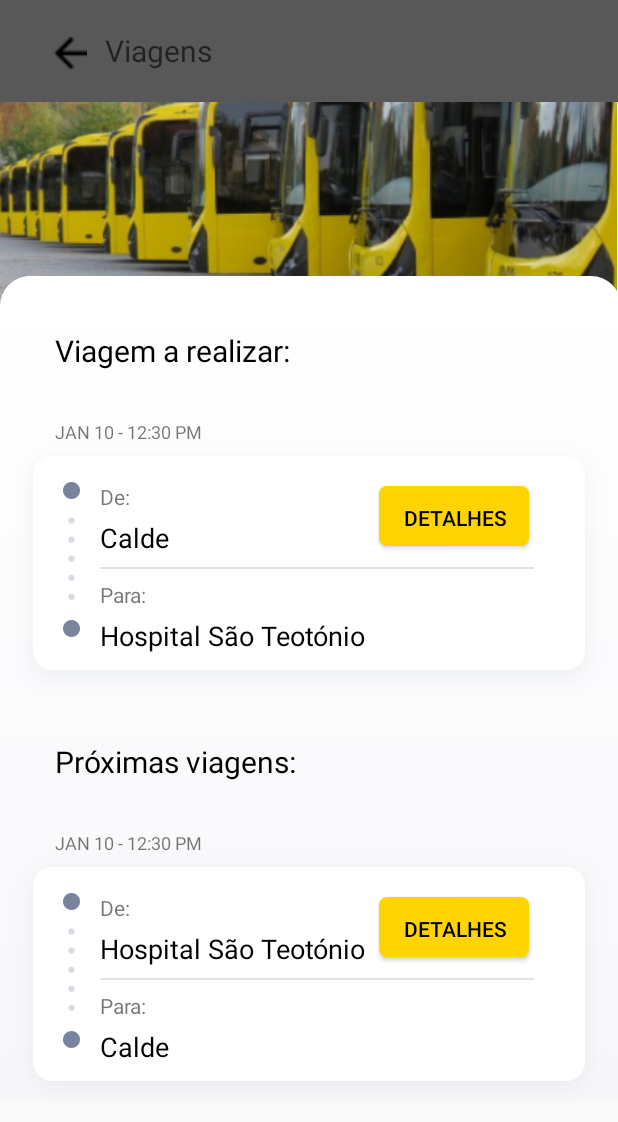
After one commit to Karbust/DRT, an Android app: the Viagens2 screen opened directly, with no data from a screen before it, on a phone screen of 412 x 824 dp. The commit adds this screen. Shown: the top 1122 px of the screen. Run offline under Robolectric (Android 15) with nearby library versions, the phone set to English and light mode, and no system bars.

Commit message:
28/06 16:47

```diff
--- a/TrabalhoFinal2/app/src/main/AndroidManifest.xml
+++ b/TrabalhoFinal2/app/src/main/AndroidManifest.xml
@@ -24,7 +24,8 @@
         android:supportsRtl="true"
         android:theme="@style/AppTheme"
         android:usesCleartextTraffic="true">
-        <activity android:name=".Activities.Estatistica"></activity>
+        <activity android:name=".Viagens2"></activity>
+        <activity android:name=".Activities.Estatistica" />
         <activity android:name=".Activities.Ajuda" />
         <activity android:name=".Activities.Notificacoes" />
 
--- /dev/null
+++ b/TrabalhoFinal2/app/src/main/java/com/example/trabalhofinal/Viagens2.java
@@ -0,0 +1,14 @@
+package com.example.trabalhofinal;
+
+import androidx.appcompat.app.AppCompatActivity;
+
+import android.os.Bundle;
+
+public class Viagens2 extends AppCompatActivity {
+
+    @Override
+    protected void onCreate(Bundle savedInstanceState) {
+        super.onCreate(savedInstanceState);
+        setContentView(R.layout.activity_viagens2);
+    }
+}
--- a/TrabalhoFinal2/app/src/main/res/layout/activity_home.xml
+++ b/TrabalhoFinal2/app/src/main/res/layout/activity_home.xml
@@ -77,8 +77,8 @@
         android:id="@+id/imageView8"
         android:layout_width="wrap_content"
         android:layout_height="wrap_content"
-        android:layout_marginStart="52dp"
-        android:layout_marginTop="65dp"
+        android:layout_marginStart="36dp"
+        android:layout_marginTop="55dp"
         app:layout_constraintStart_toStartOf="parent"
         app:layout_constraintTop_toBottomOf="@+id/imageView11"
         app:srcCompat="@drawable/bussula" />
@@ -88,8 +88,8 @@
         style="@style/perfil"
         android:layout_width="wrap_content"
         android:layout_height="wrap_content"
-        android:layout_marginStart="24dp"
-        android:layout_marginTop="48dp"
+        android:layout_marginStart="4dp"
+        android:layout_marginTop="40dp"
         android:text="Histórico Viagens"
         app:layout_constraintStart_toEndOf="@+id/imageView8"
         app:layout_constraintTop_toBottomOf="@+id/textView10" />
@@ -98,8 +98,8 @@
         android:id="@+id/imageView7"
         android:layout_width="wrap_content"
         android:layout_height="wrap_content"
-        android:layout_marginTop="50dp"
-        android:layout_marginEnd="23dp"
+        android:layout_marginTop="52dp"
+        android:layout_marginEnd="4dp"
         app:layout_constraintEnd_toStartOf="@+id/perfil"
         app:layout_constraintTop_toBottomOf="@+id/imageView6"
         app:srcCompat="@drawable/boneco" />
@@ -109,7 +109,7 @@
         style="@style/perfil"
         android:layout_width="wrap_content"
         android:layout_height="wrap_content"
-        android:layout_marginStart="24dp"
+        android:layout_marginStart="4dp"
         android:layout_marginTop="48dp"
         android:text="Marcar Viagem"
         app:layout_constraintStart_toEndOf="@+id/imageView6"
@@ -130,8 +130,8 @@
         android:id="@+id/imageView6"
         android:layout_width="17dp"
         android:layout_height="wrap_content"
-        android:layout_marginStart="52dp"
-        android:layout_marginTop="58dp"
+        android:layout_marginStart="36dp"
+        android:layout_marginTop="55dp"
         app:layout_constraintStart_toStartOf="parent"
         app:layout_constraintTop_toBottomOf="@+id/imageView8"
         app:srcCompat="@drawable/agenda" />
@@ -140,11 +140,9 @@
         android:id="@+id/imageView11"
         android:layout_width="wrap_content"
         android:layout_height="wrap_content"
-        android:layout_marginStart="52dp"
         android:layout_marginTop="136dp"
-        android:layout_marginEnd="24dp"
+        android:layout_marginEnd="4dp"
         app:layout_constraintEnd_toStartOf="@+id/textView10"
-        app:layout_constraintStart_toStartOf="parent"
         app:layout_constraintTop_toBottomOf="@+id/Nome"
         app:srcCompat="@drawable/home" />
 
--- a/TrabalhoFinal2/app/src/main/res/layout/activity_perfil.xml
+++ b/TrabalhoFinal2/app/src/main/res/layout/activity_perfil.xml
@@ -182,6 +182,7 @@
         android:layout_marginStart="120dp"
         android:layout_marginLeft="120dp"
         android:text=" passa@geiro.com"
+        android:gravity="right"
         app:layout_constraintStart_toEndOf="@+id/textView23"
         app:layout_constraintTop_toTopOf="@+id/textView23" />
 
@@ -193,6 +194,7 @@
         android:layout_marginStart="140dp"
         android:layout_marginLeft="140dp"
         android:text="912 345 678"
+        android:gravity="right"
         app:layout_constraintStart_toEndOf="@+id/textView24"
         app:layout_constraintTop_toTopOf="@+id/textView24" />
 
--- /dev/null
+++ b/TrabalhoFinal2/app/src/main/res/layout/activity_viagens2.xml
@@ -0,0 +1,300 @@
+<?xml version="1.0" encoding="utf-8"?>
+<androidx.constraintlayout.widget.ConstraintLayout xmlns:android="http://schemas.android.com/apk/res/android"
+    xmlns:app="http://schemas.android.com/apk/res-auto"
+    xmlns:tools="http://schemas.android.com/tools"
+    android:layout_width="match_parent"
+    android:layout_height="match_parent"
+    tools:context=".Viagens2">
+
+    <ImageView
+        android:id="@+id/imageView20"
+        android:layout_width="411dp"
+        android:layout_height="154dp"
+        android:layout_marginTop="66dp"
+        app:layout_constraintStart_toStartOf="parent"
+        app:layout_constraintTop_toTopOf="@+id/textView"
+        app:srcCompat="@drawable/autocarros_muv_viagens" />
+
+    <TextView
+        android:id="@+id/textView"
+        style="@style/viagens"
+        android:layout_width="424dp"
+        android:layout_height="68dp"
+        android:background="@drawable/top"
+        android:gravity="center"
+        app:layout_constraintEnd_toEndOf="parent"
+        app:layout_constraintHorizontal_bias="0.0"
+        app:layout_constraintStart_toStartOf="parent"
+        app:layout_constraintTop_toTopOf="parent" />
+
+    <ImageView
+        android:id="@+id/imageView23"
+        android:layout_width="414dp"
+        android:layout_height="550dp"
+        android:layout_marginTop="184dp"
+        app:layout_constraintEnd_toEndOf="parent"
+        app:layout_constraintHorizontal_bias="0.666"
+        app:layout_constraintStart_toStartOf="parent"
+        app:layout_constraintTop_toTopOf="parent"
+        app:srcCompat="@drawable/backgound_viagens" />
+
+    <TextView
+        android:id="@+id/textView59"
+        android:layout_width="wrap_content"
+        android:layout_height="wrap_content"
+        android:layout_marginStart="8dp"
+        android:layout_marginTop="25dp"
+        android:text="De:"
+        app:layout_constraintStart_toEndOf="@+id/imageView28"
+        app:layout_constraintTop_toTopOf="@+id/imageView33" />
+
+    <TextView
+        android:id="@+id/textView54"
+        android:layout_width="wrap_content"
+        android:layout_height="wrap_content"
+        android:layout_marginStart="37dp"
+        android:layout_marginTop="32dp"
+        android:text="JAN 10 - 12:30 PM"
+        android:textSize="12dp"
+        app:layout_constraintStart_toStartOf="@+id/imageView23"
+        app:layout_constraintTop_toBottomOf="@+id/textView53" />
+
+    <TextView
+        android:id="@+id/textView53"
+        android:layout_width="wrap_content"
+        android:layout_height="wrap_content"
+        android:layout_marginStart="37dp"
+        android:layout_marginTop="310dp"
+        android:text="Próximas viagens:"
+        android:textColor="@color/colorBlack"
+        android:textSize="20dp"
+        app:layout_constraintStart_toStartOf="@+id/imageView23"
+        app:layout_constraintTop_toTopOf="@+id/imageView23" />
+
+    <ImageView
+        android:id="@+id/imageView34"
+        android:layout_width="401dp"
+        android:layout_height="167dp"
+        app:layout_constraintEnd_toEndOf="parent"
+        app:layout_constraintStart_toStartOf="parent"
+        app:layout_constraintTop_toBottomOf="@+id/textView54"
+        app:srcCompat="@drawable/viagens_branco" />
+
+    <Button
+        android:id="@+id/viagem4"
+        android:layout_width="102dp"
+        android:layout_height="42dp"
+        android:layout_marginTop="28dp"
+        android:layout_marginEnd="52dp"
+        android:background="@drawable/botao_viagem"
+        android:backgroundTint="@color/colorYellow"
+        android:text="Detalhes"
+        android:textColor="@color/colorBlack"
+        app:layout_constraintEnd_toEndOf="@+id/imageView34"
+        app:layout_constraintTop_toTopOf="@+id/imageView34" />
+
+    <ImageView
+        android:id="@+id/imageView35"
+        android:layout_width="22dp"
+        android:layout_height="103dp"
+        android:layout_marginStart="31dp"
+        android:layout_marginTop="25dp"
+        app:layout_constraintStart_toStartOf="@+id/imageView33"
+        app:layout_constraintTop_toTopOf="@+id/imageView34"
+        app:srcCompat="@drawable/pontos" />
+
+    <TextView
+        android:id="@+id/textView47"
+        android:layout_width="wrap_content"
+        android:layout_height="wrap_content"
+        android:layout_marginStart="37dp"
+        android:layout_marginTop="36dp"
+        android:text="Viagem a realizar:"
+        android:textColor="@color/colorBlack"
+        android:textSize="20dp"
+        app:layout_constraintStart_toStartOf="@+id/imageView23"
+        app:layout_constraintTop_toTopOf="@+id/imageView23" />
+
+    <ImageView
+        android:id="@+id/imageView33"
+        android:layout_width="401dp"
+        android:layout_height="167dp"
+        app:layout_constraintEnd_toEndOf="parent"
+        app:layout_constraintHorizontal_bias="0.507"
+        app:layout_constraintStart_toStartOf="parent"
+        app:layout_constraintTop_toBottomOf="@+id/textView45"
+        app:srcCompat="@drawable/viagens_branco" />
+
+    <ImageView
+        android:id="@+id/imageView37"
+        android:layout_width="289dp"
+        android:layout_height="1dp"
+        android:layout_marginStart="8dp"
+        android:layout_marginTop="7dp"
+        app:layout_constraintStart_toEndOf="@+id/imageView35"
+        app:layout_constraintTop_toBottomOf="@+id/textView62"
+        app:srcCompat="@drawable/divider" />
+
+    <TextView
+        android:id="@+id/perfil"
+        style="@style/email"
+        android:layout_width="wrap_content"
+        android:layout_height="wrap_content"
+        android:layout_marginStart="12dp"
+        android:layout_marginLeft="12dp"
+        android:layout_marginTop="20dp"
+        android:hint="Viagens"
+        app:layout_constraintStart_toEndOf="@+id/imageView21"
+        app:layout_constraintTop_toTopOf="parent" />
+
+
+
+    <ImageView
+        android:id="@+id/imageView21"
+        android:layout_width="22dp"
+        android:layout_height="23dp"
+        android:layout_marginStart="36dp"
+        android:layout_marginLeft="36dp"
+        android:layout_marginTop="24dp"
+        android:layout_marginBottom="33dp"
+        app:layout_constraintBottom_toTopOf="@+id/imageView20"
+        app:layout_constraintStart_toStartOf="parent"
+        app:layout_constraintTop_toTopOf="parent"
+        app:layout_constraintVertical_bias="0.0"
+        app:srcCompat="@drawable/caminho_77" />
+
+    <TextView
+        android:id="@+id/textView45"
+        android:layout_width="wrap_content"
+        android:layout_height="wrap_content"
+        android:layout_marginStart="37dp"
+        android:layout_marginTop="32dp"
+        android:text="JAN 10 - 12:30 PM"
+        android:textSize="12dp"
+        app:layout_constraintStart_toStartOf="@+id/imageView23"
+        app:layout_constraintTop_toBottomOf="@+id/textView47" />
+
+    <Button
+        android:id="@+id/viagem2"
+        android:layout_width="102dp"
+        android:layout_height="42dp"
+        android:layout_marginTop="28dp"
+        android:layout_marginEnd="52dp"
+        android:background="@drawable/botao_viagem"
+        android:backgroundTint="@color/colorYellow"
+        android:text="Detalhes"
+        android:textColor="@color/colorBlack"
+        app:layout_constraintEnd_toEndOf="@+id/imageView33"
+        app:layout_constraintTop_toTopOf="@+id/imageView33" />
+
+    <TextView
+        android:id="@+id/textView41"
+        android:layout_width="wrap_content"
+        android:layout_height="wrap_content"
+        android:layout_marginStart="8dp"
+        android:layout_marginTop="25dp"
+        android:text="De:"
+        app:layout_constraintStart_toEndOf="@+id/imageView28"
+        app:layout_constraintTop_toTopOf="@+id/imageView33" />
+
+    <TextView
+        android:id="@+id/textView43"
+        android:layout_width="wrap_content"
+        android:layout_height="wrap_content"
+        android:layout_marginStart="8dp"
+        android:layout_marginTop="5dp"
+        android:text="Calde"
+        android:textColor="@color/colorBlack"
+        android:textSize="18dp"
+        app:layout_constraintStart_toEndOf="@+id/imageView28"
+        app:layout_constraintTop_toBottomOf="@+id/textView41" />
+
+    <ImageView
+        android:id="@+id/imageView30"
+        android:layout_width="289dp"
+        android:layout_height="1dp"
+        android:layout_marginStart="8dp"
+        android:layout_marginTop="7dp"
+        app:layout_constraintStart_toEndOf="@+id/imageView28"
+        app:layout_constraintTop_toBottomOf="@+id/textView43"
+        app:srcCompat="@drawable/divider" />
+
+    <TextView
+        android:id="@+id/textView42"
+        android:layout_width="wrap_content"
+        android:layout_height="wrap_content"
+        android:layout_marginStart="8dp"
+        android:layout_marginTop="7dp"
+        android:text="Para:"
+        app:layout_constraintStart_toEndOf="@+id/imageView28"
+        app:layout_constraintTop_toBottomOf="@+id/imageView30" />
+
+    <TextView
+        android:id="@+id/textView44"
+        android:layout_width="wrap_content"
+        android:layout_height="wrap_content"
+        android:layout_marginStart="8dp"
+        android:layout_marginTop="5dp"
+        android:text="Hospital São Teotónio"
+        android:textColor="@color/colorBlack"
+        android:textSize="18dp"
+        app:layout_constraintStart_toEndOf="@+id/imageView28"
+        app:layout_constraintTop_toBottomOf="@+id/textView42" />
+
+    <ImageView
+        android:id="@+id/imageView28"
+        android:layout_width="22dp"
+        android:layout_height="103dp"
+        android:layout_marginStart="31dp"
+        android:layout_marginTop="25dp"
+        android:layout_marginBottom="39dp"
+        app:layout_constraintBottom_toBottomOf="@+id/imageView33"
+        app:layout_constraintStart_toStartOf="@+id/imageView33"
+        app:layout_constraintTop_toBottomOf="@+id/textView45"
+        app:srcCompat="@drawable/pontos" />
+
+    <TextView
+        android:id="@+id/textView60"
+        android:layout_width="wrap_content"
+        android:layout_height="wrap_content"
+        android:layout_marginStart="8dp"
+        android:layout_marginTop="25dp"
+        android:text="De:"
+        app:layout_constraintStart_toEndOf="@+id/imageView35"
+        app:layout_constraintTop_toTopOf="@+id/imageView34" />
+
+    <TextView
+        android:id="@+id/textView62"
+        android:layout_width="wrap_content"
+        android:layout_height="wrap_content"
+        android:layout_marginStart="8dp"
+        android:layout_marginTop="5dp"
+        android:text="Hospital São Teotónio"
+        android:textColor="@color/colorBlack"
+        android:textSize="18dp"
+        app:layout_constraintStart_toEndOf="@+id/imageView35"
+        app:layout_constraintTop_toBottomOf="@+id/textView60" />
+
+    <TextView
+        android:id="@+id/textView63"
+        android:layout_width="wrap_content"
+        android:layout_height="wrap_content"
+        android:layout_marginStart="8dp"
+        android:layout_marginTop="7dp"
+        android:text="Para:"
+        app:layout_constraintStart_toEndOf="@+id/imageView35"
+        app:layout_constraintTop_toBottomOf="@+id/imageView37" />
+
+    <TextView
+        android:id="@+id/textView64"
+        android:layout_width="wrap_content"
+        android:layout_height="wrap_content"
+        android:layout_marginStart="8dp"
+        android:layout_marginTop="5dp"
+        android:text="Calde"
+        android:textColor="@color/colorBlack"
+        android:textSize="18dp"
+        app:layout_constraintStart_toEndOf="@+id/imageView35"
+        app:layout_constraintTop_toBottomOf="@+id/textView63" />
+
+</androidx.constraintlayout.widget.ConstraintLayout>
```
Also changed, not shown: TrabalhoFinal2/app/src/main/res/drawable/pontos.png (added), TrabalhoFinal2/app/src/main/res/drawable/viagens_branco.png (added).
